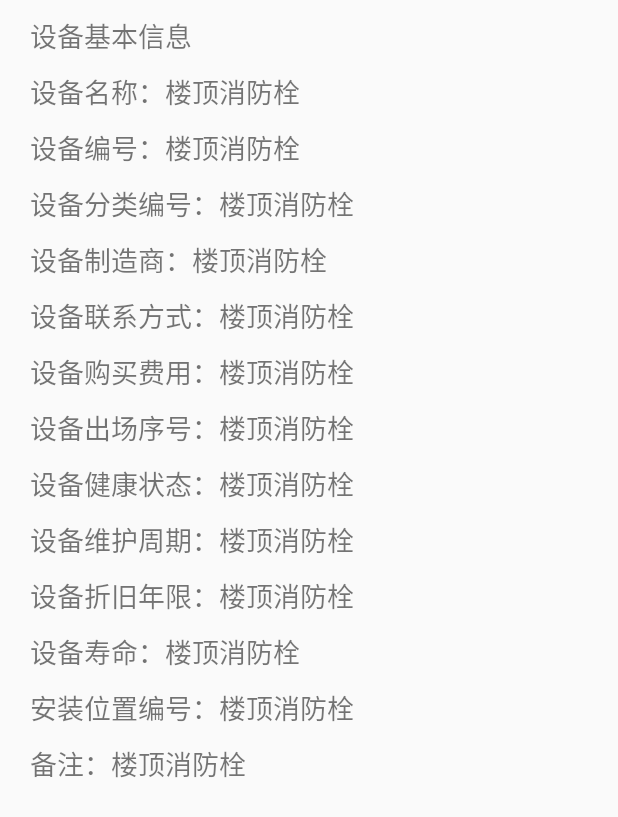
After one commit to shike2599/MyApp, an Android app: the layout device_info_layout.xml on its own in the app's theme, with its tools: preview values and no code run, on a phone screen of 412 x 824 dp. The commit adds this screen. Shown: the top 817 px of the screen. Run offline under Robolectric (Android 15) with nearby library versions, the phone set to English and light mode, and no system bars.

Commit message:
增加页面

```diff
--- a/app/build.gradle
+++ b/app/build.gradle
@@ -27,4 +27,5 @@ dependencies {
     androidTestImplementation 'com.android.support.test.espresso:espresso-core:3.0.2'
     implementation 'com.squareup.okhttp3:okhttp:3.11.0'
     implementation project(':zbarcode')
+    implementation 'com.github.PhilJay:MPAndroidChart:v3.0.3'
 }
--- a/app/src/main/AndroidManifest.xml
+++ b/app/src/main/AndroidManifest.xml
@@ -22,7 +22,7 @@
                 <category android:name="android.intent.category.LAUNCHER" />
             </intent-filter>
         </activity>
-        <activity android:name=".widget.loading.DeviceInfoActivity"></activity>
+        <activity android:name=".DeviceInfoActivity"></activity>
     </application>
 
 </manifest>
--- a/app/src/main/java/project/wy/com/myappdemo/widget/loading/DeviceInfoActivity.java
+++ b/app/src/main/java/project/wy/com/myappdemo/DeviceInfoActivity.java
@@ -1,10 +1,13 @@
-package project.wy.com.myappdemo.widget.loading;
+package project.wy.com.myappdemo;
 
 import android.support.v4.app.Fragment;
 import android.support.v4.app.FragmentTransaction;
 import android.support.v7.app.AppCompatActivity;
 import android.os.Bundle;
+import android.view.View;
+import android.widget.ImageView;
 import android.widget.RadioGroup;
+import android.widget.TextView;
 
 import java.util.ArrayList;
 import java.util.List;
@@ -21,6 +24,7 @@ public class DeviceInfoActivity extends AppCompatActivity {
 
     private RadioGroup mRg_device;
     private List<BaseFragment> mBaseFragment;
+    private TextView title_show;
     /**
      * 选中的Fragment的对应的位置
      */
@@ -30,6 +34,7 @@ public class DeviceInfoActivity extends AppCompatActivity {
      * 上次切换的Fragment
      */
     private Fragment mContent;
+    private ImageView back_img;
     @Override
     protected void onCreate(Bundle savedInstanceState) {
         super.onCreate(savedInstanceState);
@@ -56,12 +61,15 @@ public class DeviceInfoActivity extends AppCompatActivity {
             switch (checkedId){
                 case R.id.rb_deiveinfo://device_info
                     position = 0;
+                    title_show.setText("设备信息");
                     break;
                 case R.id.rb_running://runing
                     position = 1;
+                    title_show.setText("运行信息");
                     break;
                 case R.id.rb_miantenan://维护
                     position = 2;
+                    title_show.setText("维护信息");
                     break;
                 default:
                     position = 0;
@@ -132,6 +140,14 @@ public class DeviceInfoActivity extends AppCompatActivity {
     private void initView() {
         setContentView(R.layout.activity_main);
         mRg_device = (RadioGroup) findViewById(R.id.rg_main);
-
+        title_show = (TextView) findViewById(R.id.title_msg);
+        back_img = (ImageView) findViewById(R.id.back_img);
+        back_img.setVisibility(View.VISIBLE);
+        back_img.setOnClickListener(new View.OnClickListener() {
+            @Override
+            public void onClick(View v) {
+                DeviceInfoActivity.this.finish();
+            }
+        });
     }
 }
--- a/app/src/main/java/project/wy/com/myappdemo/MainActivity.java
+++ b/app/src/main/java/project/wy/com/myappdemo/MainActivity.java
@@ -1,11 +1,16 @@
 package project.wy.com.myappdemo;
 
+import android.media.Image;
 import android.support.v4.app.Fragment;
 import android.support.v4.app.FragmentActivity;
 import android.support.v4.app.FragmentTransaction;
 import android.support.v7.app.AppCompatActivity;
 import android.os.Bundle;
+import android.view.KeyEvent;
+import android.widget.ImageView;
 import android.widget.RadioGroup;
+import android.widget.TextView;
+import android.widget.Toast;
 
 import java.util.ArrayList;
 import java.util.List;
@@ -27,6 +32,7 @@ public class MainActivity extends FragmentActivity {
      * 上次切换的Fragment
      */
     private Fragment mContent;
+    private TextView title_show;
     @Override
     protected void onCreate(Bundle savedInstanceState) {
         super.onCreate(savedInstanceState);
@@ -56,9 +62,11 @@ public class MainActivity extends FragmentActivity {
                     break;
                 case R.id.rb_warning://warning
                     position = 1;
+                    title_show.setText("报警信息");
                     break;
                 case R.id.rb_user_info://user
                     position = 2;
+                    title_show.setText("我的");
                     break;
                 default:
                     position = 0;
@@ -129,6 +137,24 @@ public class MainActivity extends FragmentActivity {
     private void initView() {
         setContentView(R.layout.activity_main);
         mRg_main = (RadioGroup) findViewById(R.id.rg_main);
+        title_show = (TextView) findViewById(R.id.title_msg);
+    }
 
+    //记录用户首次点击返回键的时间
+    private long firstTime=0;
+    @Override
+    public boolean onKeyDown(int keyCode, KeyEvent event) {
+        if(keyCode==KeyEvent.KEYCODE_BACK && event.getAction()==KeyEvent.ACTION_DOWN){
+            if (System.currentTimeMillis()-firstTime>2000){
+                Toast.makeText(MainActivity.this,"再按一次退出程序！",Toast.LENGTH_SHORT).show();
+                firstTime=System.currentTimeMillis();
+            }else{
+                finish();
+                System.exit(0);
+            }
+            return true;
+        }
+        return super.onKeyDown(keyCode, event);
     }
+
 }
--- a/app/src/main/java/project/wy/com/myappdemo/fragment/DeviceInfragment.java
+++ b/app/src/main/java/project/wy/com/myappdemo/fragment/DeviceInfragment.java
@@ -2,6 +2,7 @@ package project.wy.com.myappdemo.fragment;
 
 import android.view.View;
 
+import project.wy.com.myappdemo.R;
 import project.wy.com.myappdemo.base.BaseFragment;
 
 public class DeviceInfragment extends BaseFragment {
@@ -10,6 +11,7 @@ public class DeviceInfragment extends BaseFragment {
     }
     @Override
     protected View initView() {
+        View view = View.inflate(mContext, R.layout.deivelist_fargment_layout,null);
         return null;
     }
 }
--- a/app/src/main/java/project/wy/com/myappdemo/fragment/DeviceListFragment.java
+++ b/app/src/main/java/project/wy/com/myappdemo/fragment/DeviceListFragment.java
@@ -1,6 +1,7 @@
 package project.wy.com.myappdemo.fragment;
 
 import android.view.View;
+import android.widget.AdapterView;
 import android.widget.ListView;
 
 import org.json.JSONException;
@@ -30,12 +31,12 @@ public class DeviceListFragment extends BaseFragment {
     protected View initView() {
         View view = View.inflate(mContext, R.layout.deivelist_fargment_layout,null);
         mListView = (ListView) view.findViewById(R.id.listview);
-//        mListView.setOnItemClickListener(new AdapterView.OnItemClickListener() {
-//            @Override
-//            public void onItemClick(AdapterView<?> parent, View view, int position, long id) {
-//
-//            }
-//        });
+        mListView.setOnItemClickListener(new AdapterView.OnItemClickListener() {
+            @Override
+            public void onItemClick(AdapterView<?> parent, View view, int position, long id) {
+
+            }
+        });
         return view;
     }
 
@@ -62,7 +63,7 @@ public class DeviceListFragment extends BaseFragment {
             }
         });
         //设置适配器
-//        adapter = new DeviceListAdapter(mContext,datas);
-//        mListView.setAdapter(adapter);
+//        adapter = new DeviceListAdapter(mContext,);
+        mListView.setAdapter(adapter);
     }
 }
--- /dev/null
+++ b/app/src/main/res/layout/device_info_layout.xml
@@ -0,0 +1,287 @@
+<?xml version="1.0" encoding="utf-8"?>
+<LinearLayout xmlns:android="http://schemas.android.com/apk/res/android"
+    android:layout_width="match_parent"
+    android:layout_height="match_parent"
+    android:orientation="vertical"
+    android:paddingLeft="20dp"
+    android:paddingTop="10dp"
+    >
+  <TextView
+      android:layout_width="wrap_content"
+      android:layout_height="wrap_content"
+      android:text="设备基本信息"
+      android:textSize="@dimen/device_info_size"
+      />
+    <LinearLayout
+        android:layout_width="match_parent"
+        android:layout_height="wrap_content"
+        android:orientation="horizontal"
+        android:layout_marginTop="10dp"
+        >
+        <TextView
+            android:layout_width="wrap_content"
+            android:layout_height="wrap_content"
+            android:textSize="@dimen/device_info_size"
+            android:text="设备名称："
+            />
+        <TextView
+            android:id="@+id/device_name"
+            android:layout_width="wrap_content"
+            android:layout_height="wrap_content"
+            android:textSize="@dimen/device_info_size"
+            android:text="楼顶消防栓"
+            />
+    </LinearLayout>
+
+        <LinearLayout
+            android:layout_width="match_parent"
+            android:layout_height="wrap_content"
+            android:orientation="horizontal"
+            android:layout_marginTop="10dp"
+            >
+            <TextView
+                android:layout_width="wrap_content"
+                android:layout_height="wrap_content"
+                android:textSize="@dimen/device_info_size"
+                android:text="设备编号："
+                />
+            <TextView
+                android:id="@+id/device_num"
+                android:layout_width="wrap_content"
+                android:layout_height="wrap_content"
+                android:textSize="@dimen/device_info_size"
+                android:text="楼顶消防栓"
+                />
+        </LinearLayout>
+
+    <LinearLayout
+        android:layout_width="match_parent"
+        android:layout_height="wrap_content"
+        android:orientation="horizontal"
+        android:layout_marginTop="10dp"
+        >
+        <TextView
+            android:layout_width="wrap_content"
+            android:layout_height="wrap_content"
+            android:textSize="@dimen/device_info_size"
+            android:text="设备分类编号："
+            />
+        <TextView
+            android:id="@+id/device_type_num"
+            android:layout_width="wrap_content"
+            android:layout_height="wrap_content"
+            android:textSize="@dimen/device_info_size"
+            android:text="楼顶消防栓"
+            />
+    </LinearLayout>
+
+    <LinearLayout
+        android:layout_width="match_parent"
+        android:layout_height="wrap_content"
+        android:orientation="horizontal"
+        android:layout_marginTop="10dp"
+        >
+        <TextView
+            android:layout_width="wrap_content"
+            android:layout_height="wrap_content"
+            android:textSize="@dimen/device_info_size"
+            android:text="设备制造商："
+            />
+        <TextView
+            android:id="@+id/device_product"
+            android:layout_width="wrap_content"
+            android:layout_height="wrap_content"
+            android:textSize="@dimen/device_info_size"
+            android:text="楼顶消防栓"
+            />
+    </LinearLayout>
+
+    <LinearLayout
+        android:layout_width="match_parent"
+        android:layout_height="wrap_content"
+        android:orientation="horizontal"
+        android:layout_marginTop="10dp"
+        >
+        <TextView
+            android:layout_width="wrap_content"
+            android:layout_height="wrap_content"
+            android:textSize="@dimen/device_info_size"
+            android:text="设备联系方式："
+            />
+        <TextView
+            android:id="@+id/device_phone"
+            android:layout_width="wrap_content"
+            android:layout_height="wrap_content"
+            android:textSize="@dimen/device_info_size"
+            android:text="楼顶消防栓"
+            />
+    </LinearLayout>
+
+    <LinearLayout
+        android:layout_width="match_parent"
+        android:layout_height="wrap_content"
+        android:orientation="horizontal"
+        android:layout_marginTop="10dp"
+        >
+        <TextView
+            android:layout_width="wrap_content"
+            android:layout_height="wrap_content"
+            android:textSize="@dimen/device_info_size"
+            android:text="设备购买费用："
+            />
+        <TextView
+            android:id="@+id/device_pay"
+            android:layout_width="wrap_content"
+            android:layout_height="wrap_content"
+            android:textSize="@dimen/device_info_size"
+            android:text="楼顶消防栓"
+            />
+    </LinearLayout>
+
+    <LinearLayout
+        android:layout_width="match_parent"
+        android:layout_height="wrap_content"
+        android:orientation="horizontal"
+        android:layout_marginTop="10dp"
+        >
+        <TextView
+            android:layout_width="wrap_content"
+            android:layout_height="wrap_content"
+            android:textSize="@dimen/device_info_size"
+            android:text="设备出场序号："
+            />
+        <TextView
+            android:id="@+id/device_serial_num"
+            android:layout_width="wrap_content"
+            android:layout_height="wrap_content"
+            android:textSize="@dimen/device_info_size"
+            android:text="楼顶消防栓"
+            />
+    </LinearLayout>
+
+    <LinearLayout
+        android:layout_width="match_parent"
+        android:layout_height="wrap_content"
+        android:orientation="horizontal"
+        android:layout_marginTop="10dp"
+        >
+        <TextView
+            android:layout_width="wrap_content"
+            android:layout_height="wrap_content"
+            android:textSize="@dimen/device_info_size"
+            android:text="设备健康状态："
+            />
+        <TextView
+            android:id="@+id/device_health_state"
+            android:layout_width="wrap_content"
+            android:layout_height="wrap_content"
+            android:textSize="@dimen/device_info_size"
+            android:text="楼顶消防栓"
+            />
+    </LinearLayout>
+
+    <LinearLayout
+        android:layout_width="match_parent"
+        android:layout_height="wrap_content"
+        android:orientation="horizontal"
+        android:layout_marginTop="10dp"
+        >
+        <TextView
+            android:layout_width="wrap_content"
+            android:layout_height="wrap_content"
+            android:textSize="@dimen/device_info_size"
+            android:text="设备维护周期："
+            />
+        <TextView
+            android:id="@+id/device_maintenan_cycle"
+            android:layout_width="wrap_content"
+            android:layout_height="wrap_content"
+            android:textSize="@dimen/device_info_size"
+            android:text="楼顶消防栓"
+            />
+    </LinearLayout>
+
+    <LinearLayout
+        android:layout_width="match_parent"
+        android:layout_height="wrap_content"
+        android:orientation="horizontal"
+        android:layout_marginTop="10dp"
+        >
+        <TextView
+            android:layout_width="wrap_content"
+            android:layout_height="wrap_content"
+            android:textSize="@dimen/device_info_size"
+            android:text="设备折旧年限："
+            />
+        <TextView
+            android:id="@+id/device_period_of_depreciation"
+            android:layout_width="wrap_content"
+            android:layout_height="wrap_content"
+            android:textSize="@dimen/device_info_size"
+            android:text="楼顶消防栓"
+            />
+    </LinearLayout>
+
+    <LinearLayout
+        android:layout_width="match_parent"
+        android:layout_height="wrap_content"
+        android:orientation="horizontal"
+        android:layout_marginTop="10dp"
+        >
+        <TextView
+            android:layout_width="wrap_content"
+            android:layout_height="wrap_content"
+            android:textSize="@dimen/device_info_size"
+            android:text="设备寿命："
+            />
+        <TextView
+            android:id="@+id/device_life_cy"
+            android:layout_width="wrap_content"
+            android:layout_height="wrap_content"
+            android:textSize="@dimen/device_info_size"
+            android:text="楼顶消防栓"
+            />
+    </LinearLayout>
+
+    <LinearLayout
+        android:layout_width="match_parent"
+        android:layout_height="wrap_content"
+        android:orientation="horizontal"
+        android:layout_marginTop="10dp"
+        >
+        <TextView
+            android:layout_width="wrap_content"
+            android:layout_height="wrap_content"
+            android:textSize="@dimen/device_info_size"
+            android:text="安装位置编号："
+            />
+        <TextView
+            android:id="@+id/device_install_num"
+            android:layout_width="wrap_content"
+            android:layout_height="wrap_content"
+            android:textSize="@dimen/device_info_size"
+            android:text="楼顶消防栓"
+            />
+    </LinearLayout>
+
+    <LinearLayout
+        android:layout_width="match_parent"
+        android:layout_height="wrap_content"
+        android:orientation="horizontal"
+        android:layout_marginTop="10dp"
+        >
+        <TextView
+            android:layout_width="wrap_content"
+            android:layout_height="wrap_content"
+            android:textSize="@dimen/device_info_size"
+            android:text="备注："
+            />
+        <TextView
+            android:id="@+id/device_remarks"
+            android:layout_width="wrap_content"
+            android:layout_height="wrap_content"
+            android:textSize="@dimen/device_info_size"
+            android:text="楼顶消防栓"
+            />
+    </LinearLayout>
+</LinearLayout>
--- a/app/src/main/res/layout/titlebar.xml
+++ b/app/src/main/res/layout/titlebar.xml
@@ -1,17 +1,29 @@
 <?xml version="1.0" encoding="utf-8"?>
-<LinearLayout xmlns:android="http://schemas.android.com/apk/res/android"
+<RelativeLayout xmlns:android="http://schemas.android.com/apk/res/android"
     android:layout_width="match_parent"
     android:layout_height="50dp"
     android:background="@android:color/holo_blue_light"
-    android:gravity="center"
-    android:orientation="horizontal">
-
+    >
+   <ImageView
+       android:id="@+id/back_img"
+       android:layout_width="wrap_content"
+       android:layout_height="wrap_content"
+       android:src="@mipmap/back_close_n"
+       android:layout_marginLeft="15dp"
+       android:layout_centerVertical="true"
+       android:layout_marginTop="5dp"
+       android:visibility="gone"
+       />
 
     <TextView
+        android:id="@+id/title_msg"
         android:layout_width="wrap_content"
         android:layout_height="wrap_content"
+        android:layout_centerHorizontal="true"
+        android:layout_centerVertical="true"
         android:text="设备列表"
         android:textColor="@android:color/white"
-        android:textSize="20sp" />
+        android:textSize="20sp"
+        />
 
-</LinearLayout>
+</RelativeLayout>
--- a/app/src/main/res/values/dimens.xml
+++ b/app/src/main/res/values/dimens.xml
@@ -57,4 +57,5 @@
     <dimen name="dialog_width">300dp</dimen>
     <!-- 通用 圆角 -->
     <dimen name="radius">5dp</dimen>
+    <dimen name="device_info_size">18dp</dimen>
 </resources>
```
